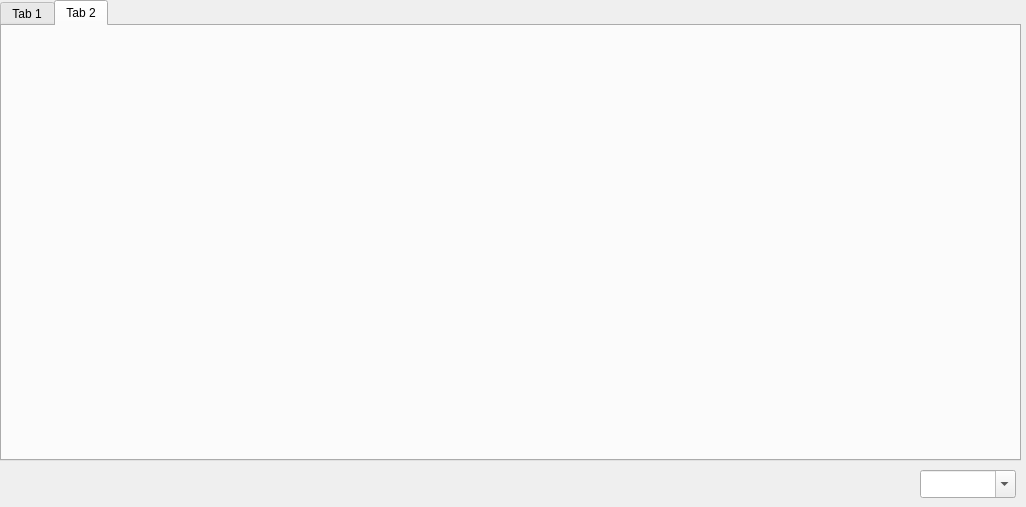
This is src/UI/dialog.ui in Arxis75/QtCryptarxis as Qt 5 draws it before an edit. The edited form follows.
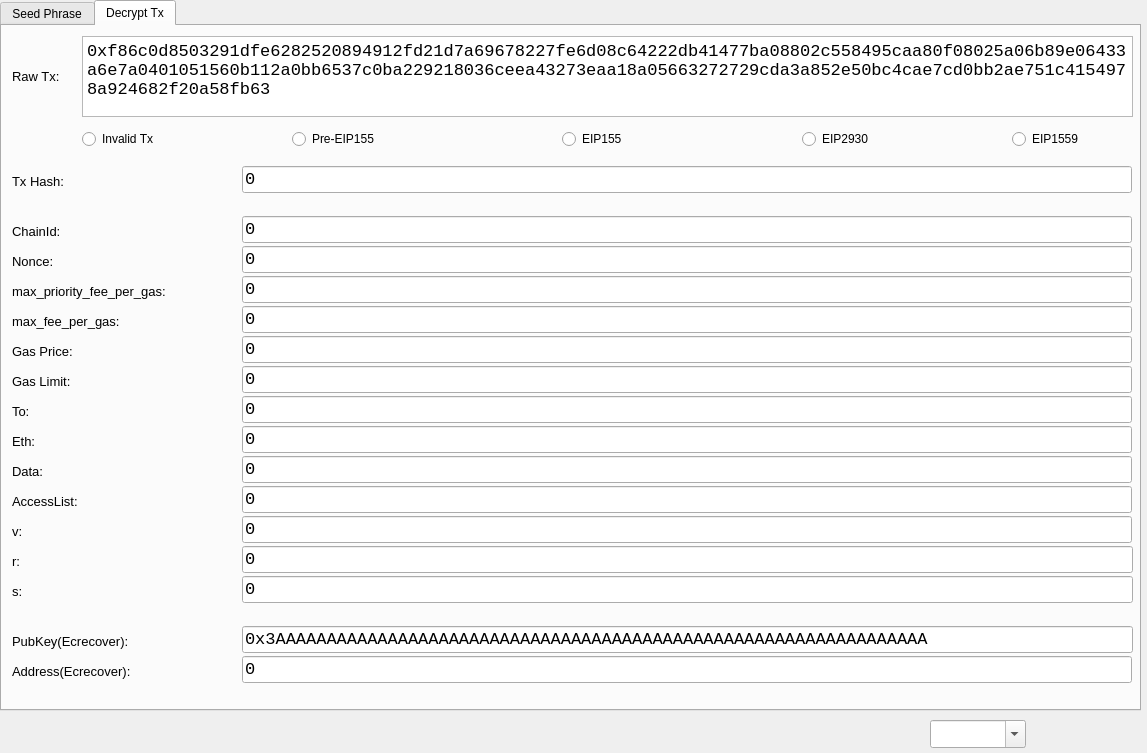
This is the edited form. The open tabs and pages were chosen to show the change. Custom widgets are drawn as their Qt base class.

Patch:
```diff
--- a/src/UI/dialog.ui
+++ b/src/UI/dialog.ui
@@ -6,8 +6,8 @@
    <rect>
     <x>0</x>
     <y>0</y>
-    <width>1026</width>
-    <height>507</height>
+    <width>1147</width>
+    <height>753</height>
    </rect>
   </property>
   <property name="windowTitle">
@@ -16,8 +16,8 @@
   <widget class="MyComboBox" name="comboBox">
    <property name="geometry">
     <rect>
-     <x>920</x>
-     <y>470</y>
+     <x>930</x>
+     <y>720</y>
      <width>96</width>
      <height>28</height>
     </rect>
@@ -31,8 +31,8 @@
     <rect>
      <x>0</x>
      <y>0</y>
-     <width>1021</width>
-     <height>461</height>
+     <width>1141</width>
+     <height>711</height>
     </rect>
    </property>
    <property name="currentIndex">
@@ -40,7 +40,7 @@
    </property>
    <widget class="QWidget" name="tab">
     <attribute name="title">
-     <string>Tab 1</string>
+     <string>Seed Phrase</string>
     </attribute>
     <widget class="QLineEdit" name="lineEdit_pub_c">
      <property name="geometry">
@@ -360,8 +360,717 @@
    </widget>
    <widget class="QWidget" name="tab_2">
     <attribute name="title">
-     <string>Tab 2</string>
+     <string>Decrypt Tx</string>
     </attribute>
+    <widget class="QPlainTextEdit" name="plainTextEdit_raw_tx">
+     <property name="geometry">
+      <rect>
+       <x>80</x>
+       <y>10</y>
+       <width>1051</width>
+       <height>81</height>
+      </rect>
+     </property>
+     <property name="font">
+      <font>
+       <family>Liberation Mono</family>
+       <pointsize>13</pointsize>
+      </font>
+     </property>
+     <property name="plainText">
+      <string>0xf86c0d8503291dfe6282520894912fd21d7a69678227fe6d08c64222db41477ba08802c558495caa80f08025a06b89e06433a6e7a0401051560b112a0bb6537c0ba229218036ceea43273eaa18a05663272729cda3a852e50bc4cae7cd0bb2ae751c4154978a924682f20a58fb63</string>
+     </property>
+    </widget>
+    <widget class="QLabel" name="label_8">
+     <property name="geometry">
+      <rect>
+       <x>10</x>
+       <y>40</y>
+       <width>121</width>
+       <height>20</height>
+      </rect>
+     </property>
+     <property name="font">
+      <font>
+       <pointsize>10</pointsize>
+      </font>
+     </property>
+     <property name="text">
+      <string>Raw Tx:</string>
+     </property>
+    </widget>
+    <widget class="QLabel" name="label_9">
+     <property name="geometry">
+      <rect>
+       <x>10</x>
+       <y>220</y>
+       <width>131</width>
+       <height>31</height>
+      </rect>
+     </property>
+     <property name="font">
+      <font>
+       <pointsize>10</pointsize>
+      </font>
+     </property>
+     <property name="text">
+      <string>Nonce:</string>
+     </property>
+    </widget>
+    <widget class="QLineEdit" name="lineEdit_nonce">
+     <property name="geometry">
+      <rect>
+       <x>240</x>
+       <y>220</y>
+       <width>890</width>
+       <height>27</height>
+      </rect>
+     </property>
+     <property name="font">
+      <font>
+       <family>Liberation Mono</family>
+       <pointsize>13</pointsize>
+      </font>
+     </property>
+     <property name="text">
+      <string>0</string>
+     </property>
+    </widget>
+    <widget class="QLineEdit" name="lineEdit_max_priority_fee_per_gas">
+     <property name="geometry">
+      <rect>
+       <x>240</x>
+       <y>250</y>
+       <width>890</width>
+       <height>27</height>
+      </rect>
+     </property>
+     <property name="font">
+      <font>
+       <family>Liberation Mono</family>
+       <pointsize>13</pointsize>
+      </font>
+     </property>
+     <property name="text">
+      <string>0</string>
+     </property>
+    </widget>
+    <widget class="QLabel" name="label_10">
+     <property name="geometry">
+      <rect>
+       <x>10</x>
+       <y>250</y>
+       <width>231</width>
+       <height>31</height>
+      </rect>
+     </property>
+     <property name="font">
+      <font>
+       <pointsize>10</pointsize>
+      </font>
+     </property>
+     <property name="text">
+      <string>max_priority_fee_per_gas:</string>
+     </property>
+    </widget>
+    <widget class="QLineEdit" name="lineEdit_gaslimit">
+     <property name="geometry">
+      <rect>
+       <x>240</x>
+       <y>340</y>
+       <width>890</width>
+       <height>27</height>
+      </rect>
+     </property>
+     <property name="font">
+      <font>
+       <family>Liberation Mono</family>
+       <pointsize>13</pointsize>
+      </font>
+     </property>
+     <property name="text">
+      <string>0</string>
+     </property>
+    </widget>
+    <widget class="QLabel" name="label_11">
+     <property name="geometry">
+      <rect>
+       <x>10</x>
+       <y>340</y>
+       <width>131</width>
+       <height>31</height>
+      </rect>
+     </property>
+     <property name="font">
+      <font>
+       <pointsize>10</pointsize>
+      </font>
+     </property>
+     <property name="text">
+      <string>Gas Limit:</string>
+     </property>
+    </widget>
+    <widget class="QLineEdit" name="lineEdit_to">
+     <property name="geometry">
+      <rect>
+       <x>240</x>
+       <y>370</y>
+       <width>890</width>
+       <height>27</height>
+      </rect>
+     </property>
+     <property name="font">
+      <font>
+       <family>Liberation Mono</family>
+       <pointsize>13</pointsize>
+      </font>
+     </property>
+     <property name="text">
+      <string>0</string>
+     </property>
+    </widget>
+    <widget class="QLabel" name="label_12">
+     <property name="geometry">
+      <rect>
+       <x>10</x>
+       <y>370</y>
+       <width>131</width>
+       <height>31</height>
+      </rect>
+     </property>
+     <property name="font">
+      <font>
+       <pointsize>10</pointsize>
+      </font>
+     </property>
+     <property name="text">
+      <string>To:</string>
+     </property>
+    </widget>
+    <widget class="QLineEdit" name="lineEdit_eth">
+     <property name="geometry">
+      <rect>
+       <x>240</x>
+       <y>400</y>
+       <width>890</width>
+       <height>27</height>
+      </rect>
+     </property>
+     <property name="font">
+      <font>
+       <family>Liberation Mono</family>
+       <pointsize>13</pointsize>
+      </font>
+     </property>
+     <property name="text">
+      <string>0</string>
+     </property>
+    </widget>
+    <widget class="QLabel" name="label_13">
+     <property name="geometry">
+      <rect>
+       <x>10</x>
+       <y>400</y>
+       <width>131</width>
+       <height>31</height>
+      </rect>
+     </property>
+     <property name="font">
+      <font>
+       <pointsize>10</pointsize>
+      </font>
+     </property>
+     <property name="text">
+      <string>Eth:</string>
+     </property>
+    </widget>
+    <widget class="QLineEdit" name="lineEdit_data">
+     <property name="geometry">
+      <rect>
+       <x>240</x>
+       <y>430</y>
+       <width>890</width>
+       <height>27</height>
+      </rect>
+     </property>
+     <property name="font">
+      <font>
+       <family>Liberation Mono</family>
+       <pointsize>13</pointsize>
+      </font>
+     </property>
+     <property name="text">
+      <string>0</string>
+     </property>
+    </widget>
+    <widget class="QLabel" name="label_14">
+     <property name="geometry">
+      <rect>
+       <x>10</x>
+       <y>430</y>
+       <width>131</width>
+       <height>31</height>
+      </rect>
+     </property>
+     <property name="font">
+      <font>
+       <pointsize>10</pointsize>
+      </font>
+     </property>
+     <property name="text">
+      <string>Data:</string>
+     </property>
+    </widget>
+    <widget class="QLineEdit" name="lineEdit_v">
+     <property name="geometry">
+      <rect>
+       <x>240</x>
+       <y>490</y>
+       <width>890</width>
+       <height>27</height>
+      </rect>
+     </property>
+     <property name="font">
+      <font>
+       <family>Liberation Mono</family>
+       <pointsize>13</pointsize>
+      </font>
+     </property>
+     <property name="text">
+      <string>0</string>
+     </property>
+    </widget>
+    <widget class="QLabel" name="label_15">
+     <property name="geometry">
+      <rect>
+       <x>10</x>
+       <y>490</y>
+       <width>131</width>
+       <height>31</height>
+      </rect>
+     </property>
+     <property name="font">
+      <font>
+       <pointsize>10</pointsize>
+      </font>
+     </property>
+     <property name="text">
+      <string>v:</string>
+     </property>
+    </widget>
+    <widget class="QLineEdit" name="lineEdit_r">
+     <property name="geometry">
+      <rect>
+       <x>240</x>
+       <y>520</y>
+       <width>891</width>
+       <height>27</height>
+      </rect>
+     </property>
+     <property name="font">
+      <font>
+       <family>Liberation Mono</family>
+       <pointsize>13</pointsize>
+      </font>
+     </property>
+     <property name="text">
+      <string>0</string>
+     </property>
+    </widget>
+    <widget class="QLabel" name="label_16">
+     <property name="geometry">
+      <rect>
+       <x>10</x>
+       <y>520</y>
+       <width>131</width>
+       <height>31</height>
+      </rect>
+     </property>
+     <property name="font">
+      <font>
+       <pointsize>10</pointsize>
+      </font>
+     </property>
+     <property name="text">
+      <string>r:</string>
+     </property>
+    </widget>
+    <widget class="QLineEdit" name="lineEdit_s">
+     <property name="geometry">
+      <rect>
+       <x>240</x>
+       <y>550</y>
+       <width>891</width>
+       <height>27</height>
+      </rect>
+     </property>
+     <property name="font">
+      <font>
+       <family>Liberation Mono</family>
+       <pointsize>13</pointsize>
+      </font>
+     </property>
+     <property name="text">
+      <string>0</string>
+     </property>
+    </widget>
+    <widget class="QLabel" name="label_17">
+     <property name="geometry">
+      <rect>
+       <x>10</x>
+       <y>550</y>
+       <width>131</width>
+       <height>31</height>
+      </rect>
+     </property>
+     <property name="font">
+      <font>
+       <pointsize>10</pointsize>
+      </font>
+     </property>
+     <property name="text">
+      <string>s:</string>
+     </property>
+    </widget>
+    <widget class="QLineEdit" name="lineEdit_tx_hash">
+     <property name="geometry">
+      <rect>
+       <x>240</x>
+       <y>140</y>
+       <width>890</width>
+       <height>27</height>
+      </rect>
+     </property>
+     <property name="font">
+      <font>
+       <family>Liberation Mono</family>
+       <pointsize>13</pointsize>
+      </font>
+     </property>
+     <property name="text">
+      <string>0</string>
+     </property>
+    </widget>
+    <widget class="QLabel" name="label_18">
+     <property name="geometry">
+      <rect>
+       <x>10</x>
+       <y>140</y>
+       <width>131</width>
+       <height>31</height>
+      </rect>
+     </property>
+     <property name="font">
+      <font>
+       <pointsize>10</pointsize>
+      </font>
+     </property>
+     <property name="text">
+      <string>Tx Hash:</string>
+     </property>
+    </widget>
+    <widget class="QLineEdit" name="lineEdit_chainId">
+     <property name="geometry">
+      <rect>
+       <x>240</x>
+       <y>190</y>
+       <width>890</width>
+       <height>27</height>
+      </rect>
+     </property>
+     <property name="font">
+      <font>
+       <family>Liberation Mono</family>
+       <pointsize>13</pointsize>
+      </font>
+     </property>
+     <property name="text">
+      <string>0</string>
+     </property>
+    </widget>
+    <widget class="QLabel" name="label_19">
+     <property name="geometry">
+      <rect>
+       <x>10</x>
+       <y>190</y>
+       <width>131</width>
+       <height>31</height>
+      </rect>
+     </property>
+     <property name="font">
+      <font>
+       <pointsize>10</pointsize>
+      </font>
+     </property>
+     <property name="text">
+      <string>ChainId:</string>
+     </property>
+    </widget>
+    <widget class="QLineEdit" name="lineEdit_max_fee_per_gas">
+     <property name="geometry">
+      <rect>
+       <x>240</x>
+       <y>280</y>
+       <width>890</width>
+       <height>27</height>
+      </rect>
+     </property>
+     <property name="font">
+      <font>
+       <family>Liberation Mono</family>
+       <pointsize>13</pointsize>
+      </font>
+     </property>
+     <property name="text">
+      <string>0</string>
+     </property>
+    </widget>
+    <widget class="QLabel" name="label_20">
+     <property name="geometry">
+      <rect>
+       <x>10</x>
+       <y>280</y>
+       <width>231</width>
+       <height>31</height>
+      </rect>
+     </property>
+     <property name="font">
+      <font>
+       <pointsize>10</pointsize>
+      </font>
+     </property>
+     <property name="text">
+      <string>max_fee_per_gas:</string>
+     </property>
+    </widget>
+    <widget class="QLineEdit" name="lineEdit_gasprice">
+     <property name="geometry">
+      <rect>
+       <x>240</x>
+       <y>310</y>
+       <width>890</width>
+       <height>27</height>
+      </rect>
+     </property>
+     <property name="font">
+      <font>
+       <family>Liberation Mono</family>
+       <pointsize>13</pointsize>
+      </font>
+     </property>
+     <property name="text">
+      <string>0</string>
+     </property>
+    </widget>
+    <widget class="QLabel" name="label_21">
+     <property name="geometry">
+      <rect>
+       <x>10</x>
+       <y>310</y>
+       <width>131</width>
+       <height>31</height>
+      </rect>
+     </property>
+     <property name="font">
+      <font>
+       <pointsize>10</pointsize>
+      </font>
+     </property>
+     <property name="text">
+      <string>Gas Price:</string>
+     </property>
+    </widget>
+    <widget class="QLineEdit" name="lineEdit_access_list">
+     <property name="geometry">
+      <rect>
+       <x>240</x>
+       <y>460</y>
+       <width>890</width>
+       <height>27</height>
+      </rect>
+     </property>
+     <property name="font">
+      <font>
+       <family>Liberation Mono</family>
+       <pointsize>13</pointsize>
+      </font>
+     </property>
+     <property name="text">
+      <string>0</string>
+     </property>
+    </widget>
+    <widget class="QLabel" name="label_22">
+     <property name="geometry">
+      <rect>
+       <x>10</x>
+       <y>460</y>
+       <width>131</width>
+       <height>31</height>
+      </rect>
+     </property>
+     <property name="font">
+      <font>
+       <pointsize>10</pointsize>
+      </font>
+     </property>
+     <property name="text">
+      <string>AccessList:</string>
+     </property>
+    </widget>
+    <widget class="QLabel" name="label_23">
+     <property name="geometry">
+      <rect>
+       <x>10</x>
+       <y>600</y>
+       <width>171</width>
+       <height>31</height>
+      </rect>
+     </property>
+     <property name="font">
+      <font>
+       <pointsize>10</pointsize>
+      </font>
+     </property>
+     <property name="text">
+      <string>PubKey(Ecrecover):</string>
+     </property>
+    </widget>
+    <widget class="QLineEdit" name="lineEdit_from_pubkey">
+     <property name="geometry">
+      <rect>
+       <x>240</x>
+       <y>600</y>
+       <width>891</width>
+       <height>27</height>
+      </rect>
+     </property>
+     <property name="font">
+      <font>
+       <family>Liberation Mono</family>
+       <pointsize>13</pointsize>
+      </font>
+     </property>
+     <property name="text">
+      <string>0x3AAAAAAAAAAAAAAAAAAAAAAAAAAAAAAAAAAAAAAAAAAAAAAAAAAAAAAAAAAAAAAAA</string>
+     </property>
+    </widget>
+    <widget class="QLineEdit" name="lineEdit_from_address">
+     <property name="geometry">
+      <rect>
+       <x>240</x>
+       <y>630</y>
+       <width>890</width>
+       <height>27</height>
+      </rect>
+     </property>
+     <property name="font">
+      <font>
+       <family>Liberation Mono</family>
+       <pointsize>13</pointsize>
+      </font>
+     </property>
+     <property name="text">
+      <string>0</string>
+     </property>
+    </widget>
+    <widget class="QLabel" name="label_24">
+     <property name="geometry">
+      <rect>
+       <x>10</x>
+       <y>630</y>
+       <width>171</width>
+       <height>31</height>
+      </rect>
+     </property>
+     <property name="font">
+      <font>
+       <pointsize>10</pointsize>
+      </font>
+     </property>
+     <property name="text">
+      <string>Address(Ecrecover):</string>
+     </property>
+    </widget>
+    <widget class="QRadioButton" name="radioButton_pre_eip155">
+     <property name="geometry">
+      <rect>
+       <x>290</x>
+       <y>100</y>
+       <width>141</width>
+       <height>26</height>
+      </rect>
+     </property>
+     <property name="text">
+      <string>Pre-EIP155</string>
+     </property>
+     <property name="checkable">
+      <bool>true</bool>
+     </property>
+    </widget>
+    <widget class="QRadioButton" name="radioButton_eip155">
+     <property name="geometry">
+      <rect>
+       <x>560</x>
+       <y>100</y>
+       <width>127</width>
+       <height>26</height>
+      </rect>
+     </property>
+     <property name="text">
+      <string>EIP155</string>
+     </property>
+     <property name="checkable">
+      <bool>true</bool>
+     </property>
+    </widget>
+    <widget class="QRadioButton" name="radioButton_eip2930">
+     <property name="geometry">
+      <rect>
+       <x>800</x>
+       <y>100</y>
+       <width>127</width>
+       <height>26</height>
+      </rect>
+     </property>
+     <property name="text">
+      <string>EIP2930</string>
+     </property>
+     <property name="checkable">
+      <bool>true</bool>
+     </property>
+    </widget>
+    <widget class="QRadioButton" name="radioButton_eip1559">
+     <property name="geometry">
+      <rect>
+       <x>1010</x>
+       <y>100</y>
+       <width>127</width>
+       <height>26</height>
+      </rect>
+     </property>
+     <property name="text">
+      <string>EIP1559</string>
+     </property>
+     <property name="checkable">
+      <bool>true</bool>
+     </property>
+    </widget>
+    <widget class="QRadioButton" name="radioButton_invalid_tx">
+     <property name="geometry">
+      <rect>
+       <x>80</x>
+       <y>100</y>
+       <width>141</width>
+       <height>26</height>
+      </rect>
+     </property>
+     <property name="text">
+      <string>Invalid Tx</string>
+     </property>
+     <property name="checkable">
+      <bool>true</bool>
+     </property>
+    </widget>
    </widget>
   </widget>
  </widget>
```
Left out of the diff: 101 changed lines with no effect on the pictures.
